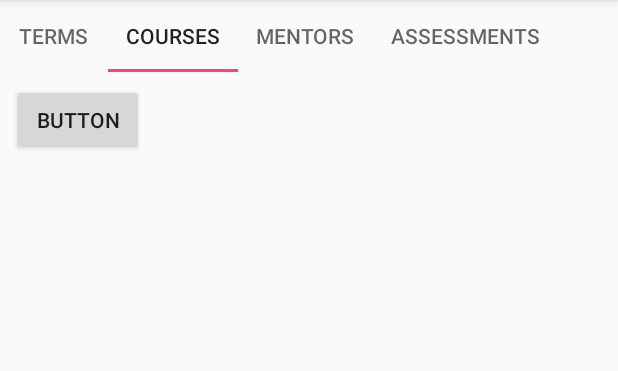
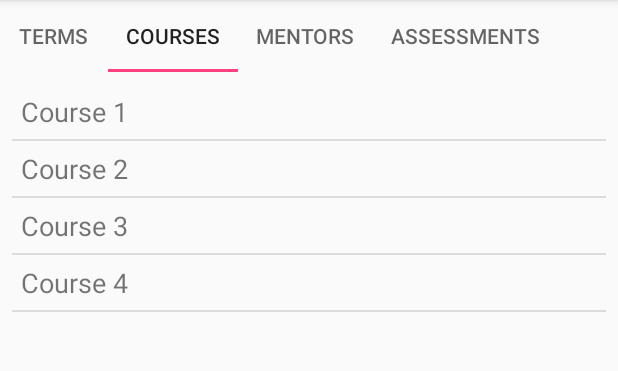
Before and after one commit to jenslarsen/ScheduleOwl, an Android app: the screen it shows after launch (MainActivity), tab 2 chosen, on a phone screen of 412 x 824 dp, the part 84-455 px from its top. Run offline under Robolectric (Android 15) with nearby library versions, the phone set to English and light mode, and no system bars.

Commit message:
Display temp courses data

```diff
--- a/app/src/main/java/com/jenslarsen/scheduleowl/MainActivity.java
+++ b/app/src/main/java/com/jenslarsen/scheduleowl/MainActivity.java
@@ -6,6 +6,7 @@ import android.support.v4.view.ViewPager;
 import android.support.v7.app.AppCompatActivity;
 
 import com.jenslarsen.scheduleowl.db.Datasource;
+import com.jenslarsen.scheduleowl.model.Course;
 import com.jenslarsen.scheduleowl.model.Mentor;
 import com.jenslarsen.scheduleowl.model.Term;
 
@@ -35,5 +36,12 @@ public class MainActivity extends AppCompatActivity {
             tempMentor.setName("Mentor " + index);
             Datasource.mentors.add(tempMentor);
         }
+
+        // add some dummy data to the courses
+        for( int index = 1; index < 5; index++) {
+            Course tempCourse = new Course();
+            tempCourse.setTitle("Course " + index);
+            Datasource.courses.add(tempCourse);
+        }
     }
 }
--- a/app/src/main/java/com/jenslarsen/scheduleowl/db/Datasource.java
+++ b/app/src/main/java/com/jenslarsen/scheduleowl/db/Datasource.java
@@ -1,6 +1,9 @@
 package com.jenslarsen.scheduleowl.db;
 
+import com.jenslarsen.scheduleowl.model.Course;
 import com.jenslarsen.scheduleowl.model.Term;
+import com.jenslarsen.scheduleowl.model.Mentor;
+
 
 import java.util.ArrayList;
 
@@ -8,4 +11,6 @@ public class Datasource {
 
     // Dummy list of terms to get layouts working
     public static ArrayList<Term> terms = new ArrayList<>();
+    public static ArrayList<Mentor> mentors = new ArrayList<>();
+    public static ArrayList<Course> courses = new ArrayList<>();
 }
--- a/app/src/main/java/com/jenslarsen/scheduleowl/fragmentCourses.java
+++ b/app/src/main/java/com/jenslarsen/scheduleowl/fragmentCourses.java
@@ -1,29 +1,30 @@
 package com.jenslarsen.scheduleowl;
 
+import android.os.Bundle;
 import android.support.v4.app.Fragment;
-import android.os.Build;
-import android.os.Bundle;
-import android.support.annotation.RequiresApi;
 import android.view.LayoutInflater;
 import android.view.View;
 import android.view.ViewGroup;
-import android.widget.Button;
-import android.widget.Toast;
+import android.widget.ArrayAdapter;
+import android.widget.ListView;
+
+import com.jenslarsen.scheduleowl.db.Datasource;
+import com.jenslarsen.scheduleowl.model.Course;
 
 public class fragmentCourses extends Fragment {
+
     @Override
     public View onCreateView(LayoutInflater inflater, ViewGroup container,
                              Bundle savedInstanceState) {
+        super.onCreateView(inflater, container, savedInstanceState);
 
         View rootView = inflater.inflate(R.layout.fragment_courses, container, false);
-        Button buttonCourses = rootView.findViewById(R.id.buttonCourses);
-        buttonCourses.setOnClickListener(new View.OnClickListener() {
-            @RequiresApi(api = Build.VERSION_CODES.M)
-            @Override
-            public void onClick(View v) {
-                Toast.makeText(getContext(), "fragmentCourses Button", Toast.LENGTH_SHORT).show();
-            }
-        });
+
+        ListView listView = rootView.findViewById(R.id.listViewCourses);
+
+        ArrayAdapter<Course> adapter = new ArrayAdapter<>(getContext(), R.layout.listitem_tab,
+                R.id.textViewListItem, Datasource.courses);
+        listView.setAdapter(adapter);
 
         return rootView;
     }
--- a/app/src/main/java/com/jenslarsen/scheduleowl/model/Course.java
+++ b/app/src/main/java/com/jenslarsen/scheduleowl/model/Course.java
@@ -3,7 +3,7 @@ package com.jenslarsen.scheduleowl.model;
 import java.util.Date;
 import java.util.List;
 
-class Course {
+public class Course {
 
     enum Status {
         IN_PROGRESS, COMPLETED, DROPPED, PLANNED;
@@ -80,4 +80,9 @@ class Course {
         }
         return false;
     }
+
+    @Override
+    public String toString() {
+        return this.getTitle();
+    }
 }
--- a/app/src/main/res/layout/fragment_courses.xml
+++ b/app/src/main/res/layout/fragment_courses.xml
@@ -1,13 +1,14 @@
 <?xml version="1.0" encoding="utf-8"?>
-<FrameLayout xmlns:android="http://schemas.android.com/apk/res/android"
+<LinearLayout xmlns:android="http://schemas.android.com/apk/res/android"
     xmlns:tools="http://schemas.android.com/tools"
     android:layout_width="match_parent"
     android:layout_height="match_parent"
+    android:orientation="vertical"
     tools:context=".fragmentCourses">
 
-    <Button
-        android:id="@+id/buttonCourses"
-        android:layout_width="wrap_content"
-        android:layout_height="wrap_content"
-        android:text="Button" />
-</FrameLayout>
+    <ListView
+        android:id="@+id/listViewCourses"
+        android:layout_width="match_parent"
+        android:layout_height="match_parent">
+    </ListView>
+</LinearLayout>
```
